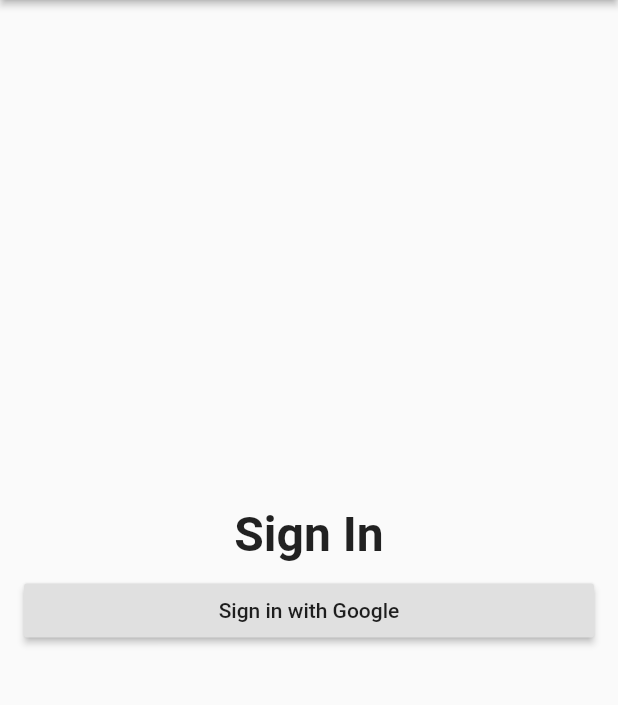
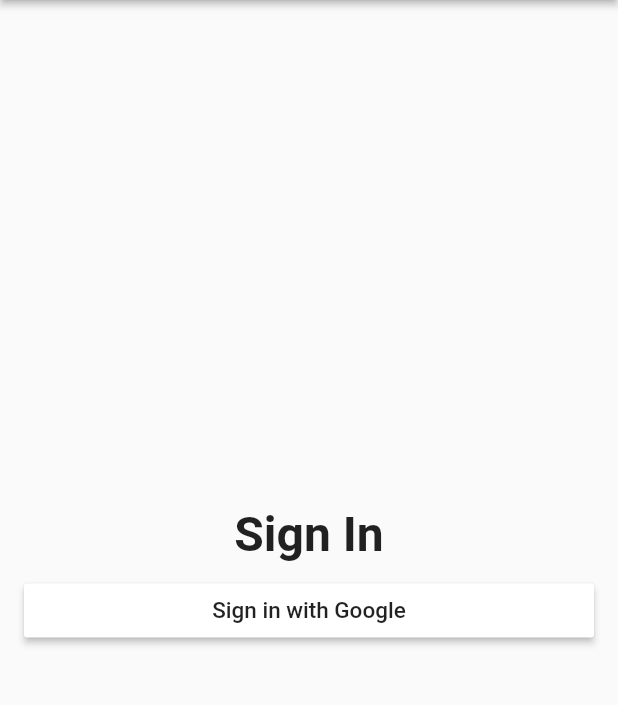
Before and after one commit to tsukahara-hirokazu/time_tracker, a Flutter app: the screen it shows after launch, on a phone screen of 412 x 824 dp, the part 84-789 px from its top. Run offline on Flutter 3.47's test engine with Material 2 defaults, Android fonts, the phone set to English and light mode, and no system bars.

Commit message:
97_Customising button colors

```diff
--- a/lib/app/sign_in/sign_in_page.dart
+++ b/lib/app/sign_in/sign_in_page.dart
@@ -29,7 +29,14 @@ class SignInPage extends StatelessWidget {
           ),
           SizedBox(height: 8.0),
           RaisedButton(
-            child: Text("Sign in with Google"),
+            child: Text(
+              "Sign in with Google",
+              style: TextStyle(
+                color: Colors.black87,
+                fontSize: 15.0,
+              ),
+            ),
+            color: Colors.white,
             onPressed: () {
               print("button pressed");
             },
```
